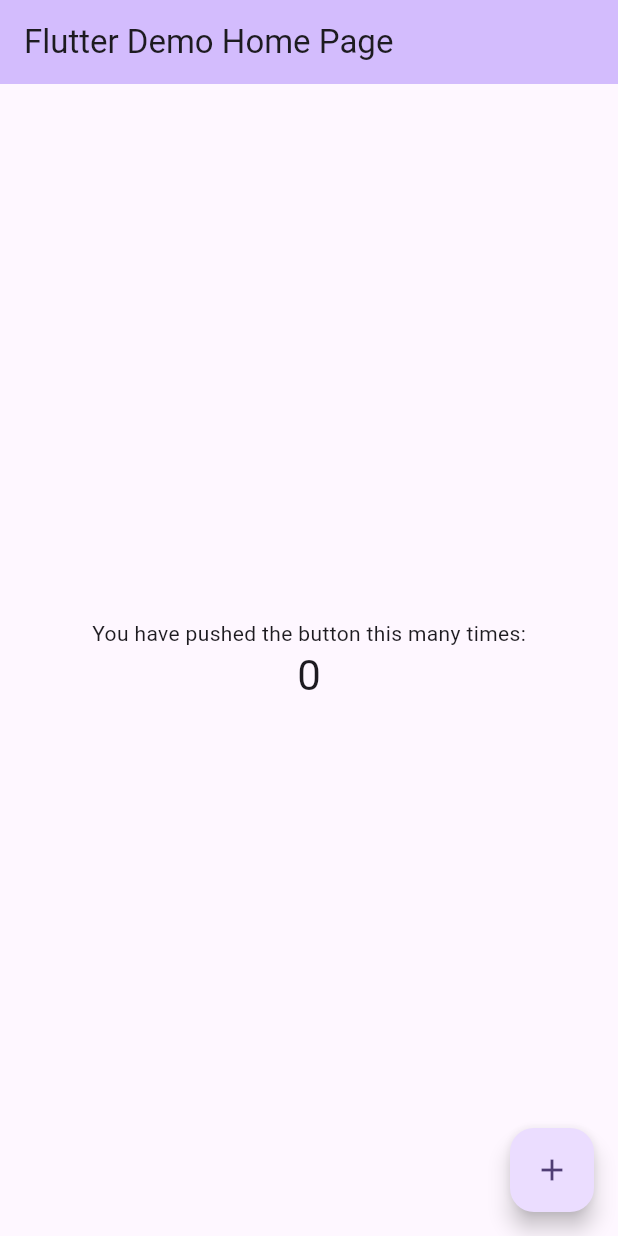
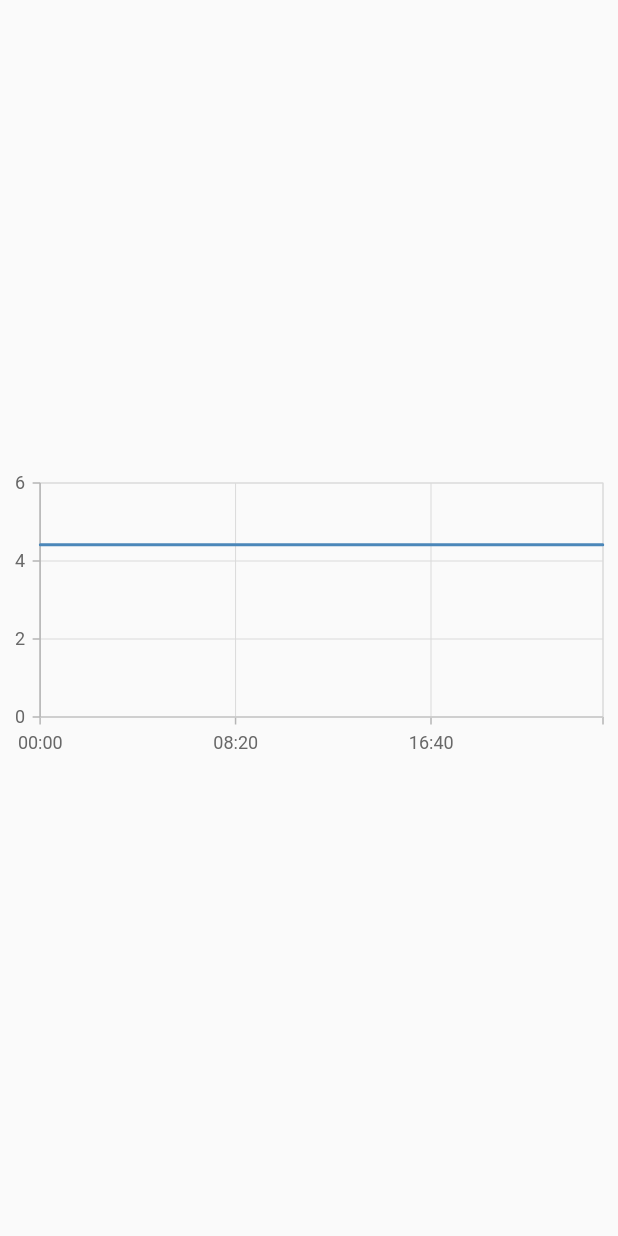
Before and after one commit to jakgrab/sync_fusion_test, a Flutter app: the screen it shows after launch, on a phone screen of 412 x 824 dp. Run offline on Flutter 3.47's test engine with Material 2 defaults, Android fonts, the phone set to English and light mode, and no system bars; our stand-ins replace flutter_bloc, flutter_modular, freezed_annotation, syncfusion_flutter_charts; generated files the repository leaves out were written again.

Commit message:
Basic chart is working

```diff
--- /dev/null
+++ b/lib/charts_app.dart
@@ -0,0 +1,15 @@
+import 'package:flutter/material.dart';
+import 'package:flutter_modular/flutter_modular.dart';
+
+class ChartsApp extends StatelessWidget {
+  const ChartsApp({super.key});
+
+  @override
+  Widget build(BuildContext context) {
+    return MaterialApp.router(
+      title: 'Sync Fusion Test',
+      theme: ThemeData(primarySwatch: Colors.purple),
+      routerConfig: Modular.routerConfig,
+    );
+  }
+}
--- /dev/null
+++ b/lib/data/models/chart_data.dart
@@ -0,0 +1,14 @@
+import 'package:freezed_annotation/freezed_annotation.dart';
+
+part 'chart_data.freezed.dart';
+part 'chart_data.g.dart';
+
+@freezed
+class ChartData with _$ChartData {
+  factory ChartData({
+    required String time,
+    required double data,
+  }) = _ChartData;
+
+  factory ChartData.fromJson(Map<String, dynamic> json) => _$ChartDataFromJson(json);
+}
--- /dev/null
+++ b/lib/data/repository/chart_repository_interface.dart
@@ -0,0 +1,7 @@
+import 'package:sync_fusion_test/data/models/chart_data.dart';
+
+abstract class ChartRepositoryInterface {
+  List<String> generateTimeList();
+
+  List<ChartData> getTemperatureData();
+}
--- a/lib/main.dart
+++ b/lib/main.dart
@@ -1,125 +1,8 @@
 import 'package:flutter/material.dart';
+import 'package:flutter_modular/flutter_modular.dart';
+import 'package:sync_fusion_test/app_module.dart';
+import 'package:sync_fusion_test/charts_app.dart';
 
 void main() {
-  runApp(const MyApp());
+  runApp(ModularApp(module: AppModule(), child: const ChartsApp()));
 }
-
-class MyApp extends StatelessWidget {
-  const MyApp({super.key});
-
-  // This widget is the root of your application.
-  @override
-  Widget build(BuildContext context) {
-    return MaterialApp(
-      title: 'Flutter Demo',
-      theme: ThemeData(
-        // This is the theme of your application.
-        //
-        // TRY THIS: Try running your application with "flutter run". You'll see
-        // the application has a blue toolbar. Then, without quitting the app,
-        // try changing the seedColor in the colorScheme below to Colors.green
-        // and then invoke "hot reload" (save your changes or press the "hot
-        // reload" button in a Flutter-supported IDE, or press "r" if you used
-        // the command line to start the app).
-        //
-        // Notice that the counter didn't reset back to zero; the application
-        // state is not lost during the reload. To reset the state, use hot
-        // restart instead.
-        //
-        // This works for code too, not just values: Most code changes can be
-        // tested with just a hot reload.
-        colorScheme: ColorScheme.fromSeed(seedColor: Colors.deepPurple),
-        useMaterial3: true,
-      ),
-      home: const MyHomePage(title: 'Flutter Demo Home Page'),
-    );
-  }
-}
-
-class MyHomePage extends StatefulWidget {
-  const MyHomePage({super.key, required this.title});
-
-  // This widget is the home page of your application. It is stateful, meaning
-  // that it has a State object (defined below) that contains fields that affect
-  // how it looks.
-
-  // This class is the configuration for the state. It holds the values (in this
-  // case the title) provided by the parent (in this case the App widget) and
-  // used by the build method of the State. Fields in a Widget subclass are
-  // always marked "final".
-
-  final String title;
-
-  @override
-  State<MyHomePage> createState() => _MyHomePageState();
-}
-
-class _MyHomePageState extends State<MyHomePage> {
-  int _counter = 0;
-
-  void _incrementCounter() {
-    setState(() {
-      // This call to setState tells the Flutter framework that something has
-      // changed in this State, which causes it to rerun the build method below
-      // so that the display can reflect the updated values. If we changed
-      // _counter without calling setState(), then the build method would not be
-      // called again, and so nothing would appear to happen.
-      _counter++;
-    });
-  }
-
-  @override
-  Widget build(BuildContext context) {
-    // This method is rerun every time setState is called, for instance as done
-    // by the _incrementCounter method above.
-    //
-    // The Flutter framework has been optimized to make rerunning build methods
-    // fast, so that you can just rebuild anything that needs updating rather
-    // than having to individually change instances of widgets.
-    return Scaffold(
-      appBar: AppBar(
-        // TRY THIS: Try changing the color here to a specific color (to
-        // Colors.amber, perhaps?) and trigger a hot reload to see the AppBar
-        // change color while the other colors stay the same.
-        backgroundColor: Theme.of(context).colorScheme.inversePrimary,
-        // Here we take the value from the MyHomePage object that was created by
-        // the App.build method, and use it to set our appbar title.
-        title: Text(widget.title),
-      ),
-      body: Center(
-        // Center is a layout widget. It takes a single child and positions it
-        // in the middle of the parent.
-        child: Column(
-          // Column is also a layout widget. It takes a list of children and
-          // arranges them vertically. By default, it sizes itself to fit its
-          // children horizontally, and tries to be as tall as its parent.
-          //
-          // Column has various properties to control how it sizes itself and
-          // how it positions its children. Here we use mainAxisAlignment to
-          // center the children vertically; the main axis here is the vertical
-          // axis because Columns are vertical (the cross axis would be
-          // horizontal).
-          //
-          // TRY THIS: Invoke "debug painting" (choose the "Toggle Debug Paint"
-          // action in the IDE, or press "p" in the console), to see the
-          // wireframe for each widget.
-          mainAxisAlignment: MainAxisAlignment.center,
-          children: <Widget>[
-            const Text(
-              'You have pushed the button this many times:',
-            ),
-            Text(
-              '$_counter',
-              style: Theme.of(context).textTheme.headlineMedium,
-            ),
-          ],
-        ),
-      ),
-      floatingActionButton: FloatingActionButton(
-        onPressed: _incrementCounter,
-        tooltip: 'Increment',
-        child: const Icon(Icons.add),
-      ), // This trailing comma makes auto-formatting nicer for build methods.
-    );
-  }
-}
--- /dev/null
+++ b/lib/presentation/screens/chart_screen/chart_screen.dart
@@ -0,0 +1,26 @@
+import 'package:flutter/material.dart';
+import 'package:flutter_modular/flutter_modular.dart';
+import 'package:sync_fusion_test/data/models/chart_data.dart';
+import 'package:sync_fusion_test/presentation/screens/chart_screen/chart_screen_view.dart';
+import 'package:sync_fusion_test/presentation/screens/cubit/chart_cubit.dart';
+import 'package:sync_fusion_test/presentation/screens/cubit/chart_state.dart';
+import 'package:syncfusion_flutter_charts/charts.dart';
+import 'package:flutter_bloc/flutter_bloc.dart';
+
+class ChartsScreen extends StatelessWidget {
+  const ChartsScreen({super.key});
+
+  @override
+  Widget build(BuildContext context) {
+    return BlocProvider(
+      create: (context) => Modular.get<ChartCubit>()..getTemperatureData(),
+      child: const ChartsScreenView(),
+    );
+  }
+}
+
+class TestData {
+  TestData(this.x, this.y);
+  final int x;
+  final int y;
+}
--- /dev/null
+++ b/lib/presentation/screens/chart_screen/chart_screen_view.dart
@@ -0,0 +1,104 @@
+import 'package:flutter/material.dart';
+import 'package:flutter_bloc/flutter_bloc.dart';
+import 'package:sync_fusion_test/data/models/chart_data.dart';
+import 'package:sync_fusion_test/presentation/screens/cubit/chart_cubit.dart';
+import 'package:sync_fusion_test/presentation/screens/cubit/chart_state.dart';
+import 'package:syncfusion_flutter_charts/charts.dart';
+
+class ChartsScreenView extends StatefulWidget {
+  const ChartsScreenView({super.key});
+
+  @override
+  State<ChartsScreenView> createState() => _ChartsScreenViewState();
+}
+
+class _ChartsScreenViewState extends State<ChartsScreenView> {
+  late ZoomPanBehavior _zoomPanBehavior;
+  late SelectionBehavior _selectionBehavior;
+
+  double axisVisibleMin = 1, axisVisibleMax = 10;
+  bool isLoaded = false;
+  int? selectedPointIndex;
+
+  @override
+  void initState() {
+    _zoomPanBehavior = ZoomPanBehavior(
+      enablePanning: true,
+      enablePinching: true,
+      zoomMode: ZoomMode.x,
+    );
+    _selectionBehavior = SelectionBehavior(enable: true);
+    super.initState();
+  }
+
+  @override
+  Widget build(BuildContext context) {
+    return Scaffold(
+      body: SafeArea(
+        child: BlocBuilder<ChartCubit, ChartState>(
+          builder: (context, state) {
+            return Center(
+              child: Container(
+                height: 200,
+                child: SfCartesianChart(
+                  zoomPanBehavior: _zoomPanBehavior,
+                  onPlotAreaSwipe: (direction) => performSwipe(direction, state.tempData),
+                  // onSelectionChanged: (args) {
+                  //   // While manually selecting the points.
+                  //   if (!isLoaded) {
+                  //     selectedPointIndex = args.viewportPointIndex;
+                  //   }
+                  //   // While swiping the point gets selected.
+                  //   else {
+                  //     selectedPointIndex = args.pointIndex;
+                  //   }
+                  //   setState(() {
+                  //     //Setting visible minimum and visible maximum to maintain the selected point in the center of viewport
+                  //     axisVisibleMin = selectedPointIndex! - 2.toDouble();
+                  //     axisVisibleMax = selectedPointIndex! + 2.toDouble();
+                  //   });
+                  // },
+                  primaryXAxis: CategoryAxis(visibleMinimum: axisVisibleMin, visibleMaximum: axisVisibleMax),
+                  series: <ChartSeries>[
+                    SplineSeries<ChartData, String>(
+                      dataSource: state.tempData,
+                      xValueMapper: (ChartData data, d) => data.time,
+                      yValueMapper: (ChartData data, _) => data.data,
+                    )
+                  ],
+                ),
+              ),
+            );
+          },
+        ),
+      ),
+    );
+  }
+
+  void performSwipe(ChartSwipeDirection direction, List<ChartData> chartData) {
+    // Executes when swiping the chart from right to left
+    if (direction == ChartSwipeDirection.end && (axisVisibleMax + 5.toDouble()) < chartData.length) {
+      isLoaded = true;
+      setState(() {
+        // set the visible minimum and visible maximum to maintain the selected point in the center of the viewport.
+        axisVisibleMin = axisVisibleMin + 5.toDouble();
+        axisVisibleMax = axisVisibleMax + 5.toDouble();
+      });
+      // To execute after chart redrawn with new visible minimum and maximum, we used delay for 1 second
+      // Future.delayed(const Duration(milliseconds: 1000), () {
+      //   // Public method used to select the data point dynamically
+      //   _selectionBehavior.selectDataPoints((axisVisibleMin.toInt()) + 2);
+      // });
+    }
+    // Executes when swiping the chart from left to right
+    else if (direction == ChartSwipeDirection.start && (axisVisibleMin - 5.toDouble()) >= 0) {
+      setState(() {
+        axisVisibleMin = axisVisibleMin - 5.toDouble();
+        axisVisibleMax = axisVisibleMax - 5.toDouble();
+        // Future.delayed(const Duration(milliseconds: 1000), () {
+        //   _selectionBehavior.selectDataPoints((axisVisibleMin.toInt()) + 2);
+        // });
+      });
+    }
+  }
+}
--- /dev/null
+++ b/lib/presentation/screens/cubit/chart_cubit.dart
@@ -0,0 +1,16 @@
+import 'package:flutter_bloc/flutter_bloc.dart';
+import 'package:sync_fusion_test/data/repository/chart_repository_interface.dart';
+import 'package:sync_fusion_test/presentation/screens/cubit/chart_state.dart';
+
+class ChartCubit extends Cubit<ChartState> {
+  ChartCubit(
+    this._chartRepository,
+  ) : super(ChartState());
+
+  final ChartRepositoryInterface _chartRepository;
+
+  void getTemperatureData() {
+    final temp = _chartRepository.getTemperatureData();
+    emit(state.copyWith(tempData: temp));
+  }
+}
--- /dev/null
+++ b/lib/presentation/screens/cubit/chart_state.dart
@@ -0,0 +1,11 @@
+import 'package:freezed_annotation/freezed_annotation.dart';
+import 'package:sync_fusion_test/data/models/chart_data.dart';
+
+part 'chart_state.freezed.dart';
+
+@freezed
+class ChartState with _$ChartState {
+  factory ChartState({
+    @Default([]) List<ChartData> tempData,
+  }) = _ChartState;
+}
```
Also changed, not shown: lib/app_module.dart (added, +19 -0 lines), lib/data/repository/chart_repository.dart (added, +30 -0 lines), pubspec.yaml (+7 -0 lines), pubspec.lock, 2 other files.
